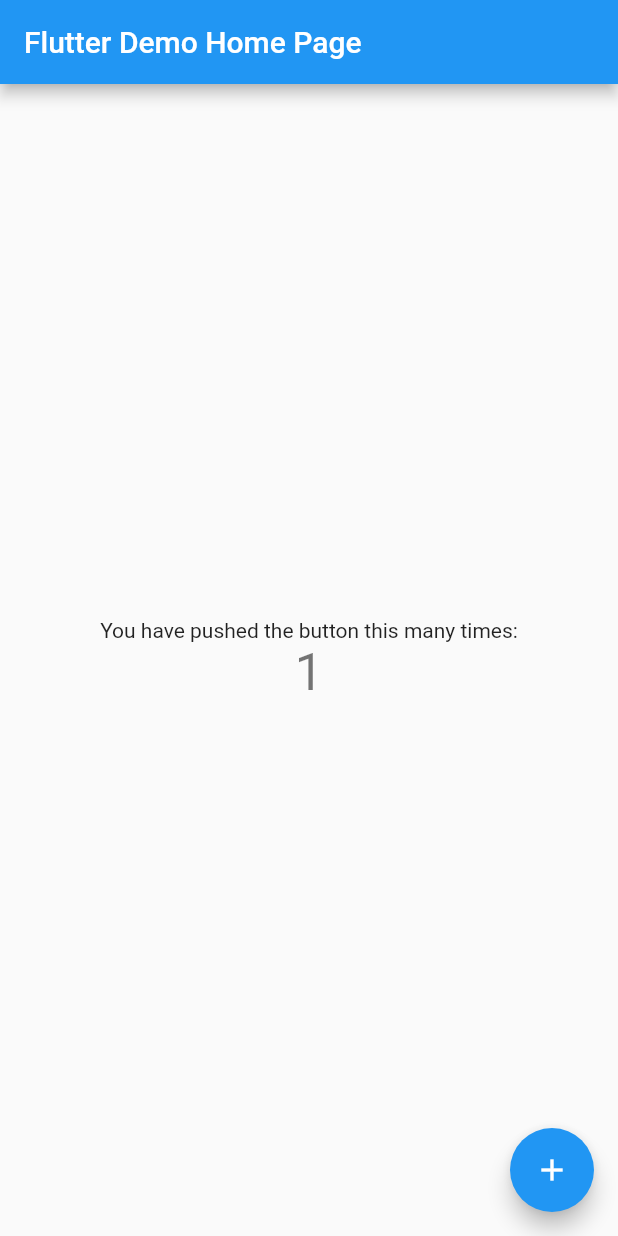
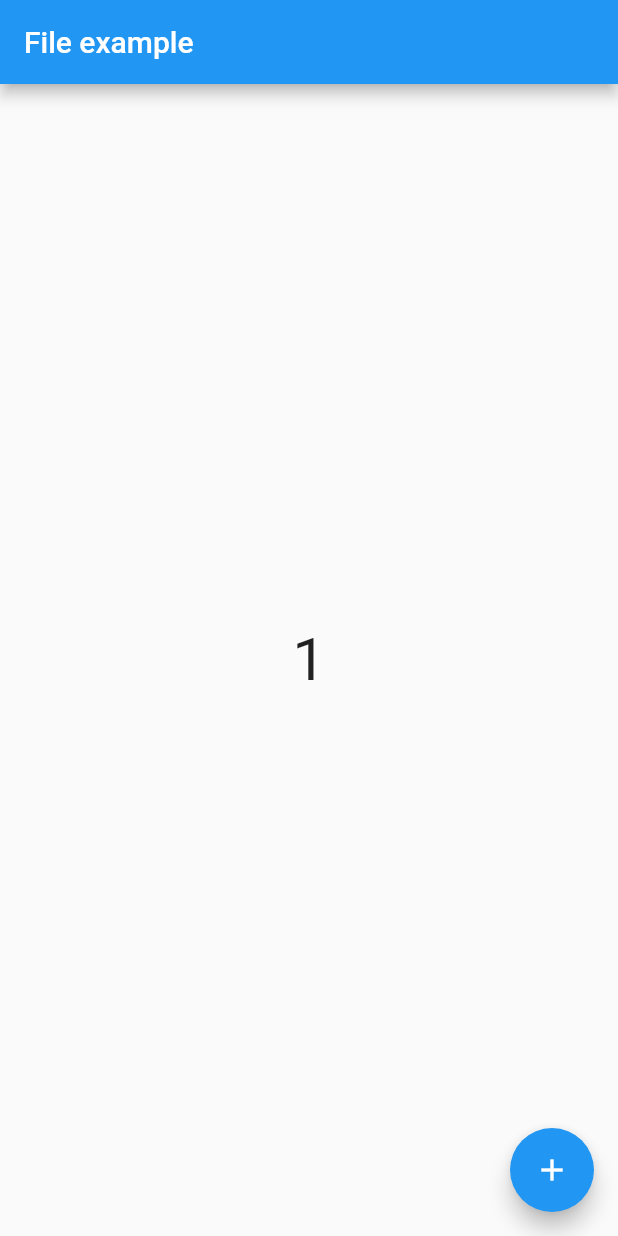
Before and after one commit to jongchan988/flutter-webview-app, a Flutter app: the screen it shows after launch, after a tap on the "add" icon, on a phone screen of 412 x 824 dp. Run offline on Flutter 3.47's test engine with Material 2 defaults, Android fonts, the phone set to English and light mode, and no system bars; our stand-ins replace dio, shared_preferences.

Commit message:
feat: txt 파일에 래코드 저장 구현

```diff
--- /dev/null
+++ b/lib/file_app.dart
@@ -0,0 +1,61 @@
+import 'package:flutter/material.dart';
+import 'dart:io';
+import 'package:path_provider/path_provider.dart';
+
+class FileApp extends StatefulWidget {
+  @override
+  State<StatefulWidget> createState() => _FileApp();
+}
+
+class _FileApp extends State<FileApp> {
+  int _count = 0;
+
+  @override
+  void initState(){
+    super.initState();
+    readCountFile();
+  }
+  @override
+  Widget build(BuildContext context){
+    return Scaffold(
+      appBar: AppBar(
+        title: Text('File example'),
+      ),
+      body: Container(
+        child: Center(
+          child: Text(
+            '$_count',
+            style: TextStyle(fontSize: 40),
+          ),
+        ),
+      ),
+      floatingActionButton: FloatingActionButton(
+        onPressed: (){
+          setState(() {
+            _count++;
+          });
+          writeCountFile(_count);
+        },
+        child: Icon(Icons.add),
+      ),
+    );
+  }
+
+  void writeCountFile(int count) async{
+    var dir = await getApplicationDocumentsDirectory();
+    File( '${dir.path}/count.txt').writeAsStringSync(count.toString());
+  }
+
+  void readCountFile() async {
+    try{
+      var dir = await getApplicationDocumentsDirectory();
+      var file = await File('${dir.path}/count.txt').readAsString();
+      print(file);
+      setState(() {
+        _count = int.parse(file);
+      });
+    }catch(e){
+      print(e.toString());
+    }
+  }
+}
--- a/lib/main.dart
+++ b/lib/main.dart
@@ -1,6 +1,6 @@
 import 'package:flutter/material.dart';
 import 'package:shared_preferences/shared_preferences.dart';
-
+import 'file_app.dart';
 void main() {
   runApp(MyApp());
 }
@@ -13,7 +13,7 @@ class MyApp extends StatelessWidget {
       theme: ThemeData(
         primarySwatch: Colors.blue,
       ),
-      home: MyHomePage(title: 'Flutter Demo Home Page'),
+      home: FileApp(),
     );
   }
 }
```
